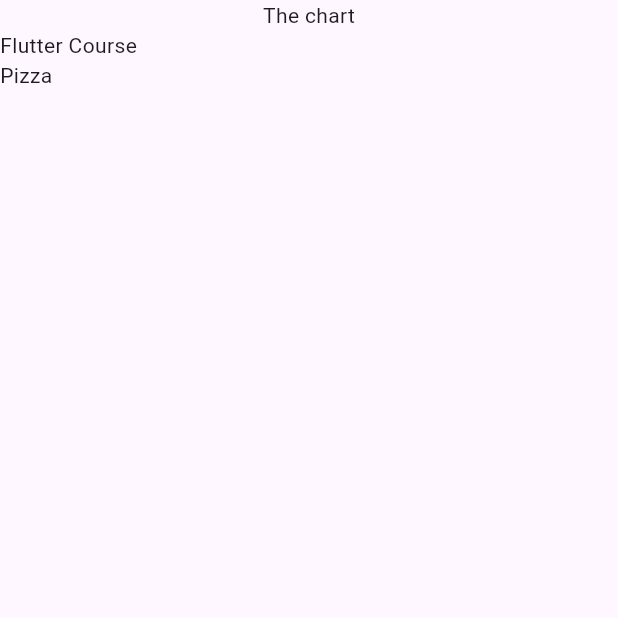
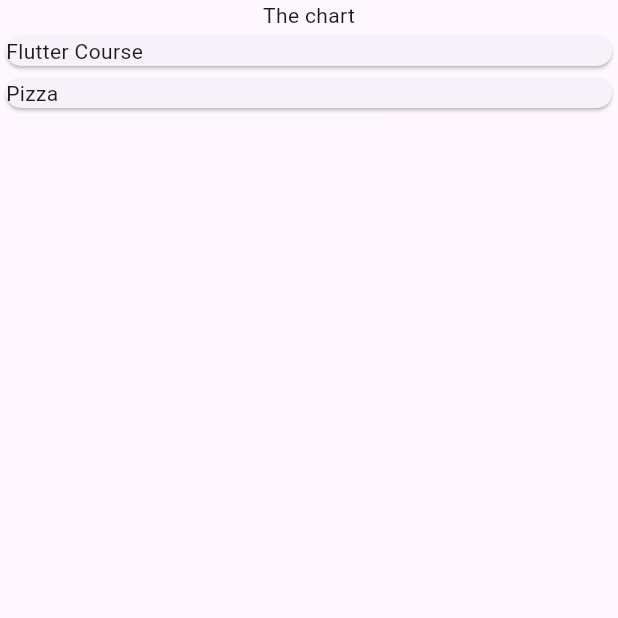
Before and after one commit to MasihTak/flutter-expense-tracker, a Flutter app: the screen it shows after launch, on a phone screen of 412 x 824 dp, the top half of it. Run offline on Flutter 3.47's test engine with Material 3 defaults, Android fonts, the phone set to English and light mode, and no system bars.

Commit message:
refactor: expense items

```diff
--- /dev/null
+++ b/lib/widgets/expenses_list/expenses_item.dart
@@ -0,0 +1,16 @@
+import 'package:flutter/material.dart';
+
+import 'package:expense_tracker/models/expense.dart';
+
+class ExpenseItem extends StatelessWidget {
+  const ExpenseItem(this.expense, {super.key});
+
+  final Expense expense;
+
+  @override
+  Widget build(BuildContext context) {
+    return Card(
+      child: Text(expense.title),
+    );
+  }
+}
--- a/lib/widgets/expenses_list/expenses_list.dart
+++ b/lib/widgets/expenses_list/expenses_list.dart
@@ -1,5 +1,6 @@
 import 'package:flutter/material.dart';
 
+import 'package:expense_tracker/widgets/expenses_list/expenses_item.dart';
 import 'package:expense_tracker/models/expense.dart';
 
 class ExpensesList extends StatelessWidget {
@@ -14,9 +15,7 @@ class ExpensesList extends StatelessWidget {
   Widget build(BuildContext context) {
     return ListView.builder(
       itemCount: expenses.length,
-      itemBuilder: (ctx, index) => Text(
-        expenses[index].title,
-      ),
+      itemBuilder: (ctx, index) => ExpenseItem(expenses[index]),
     );
   }
 }
```
